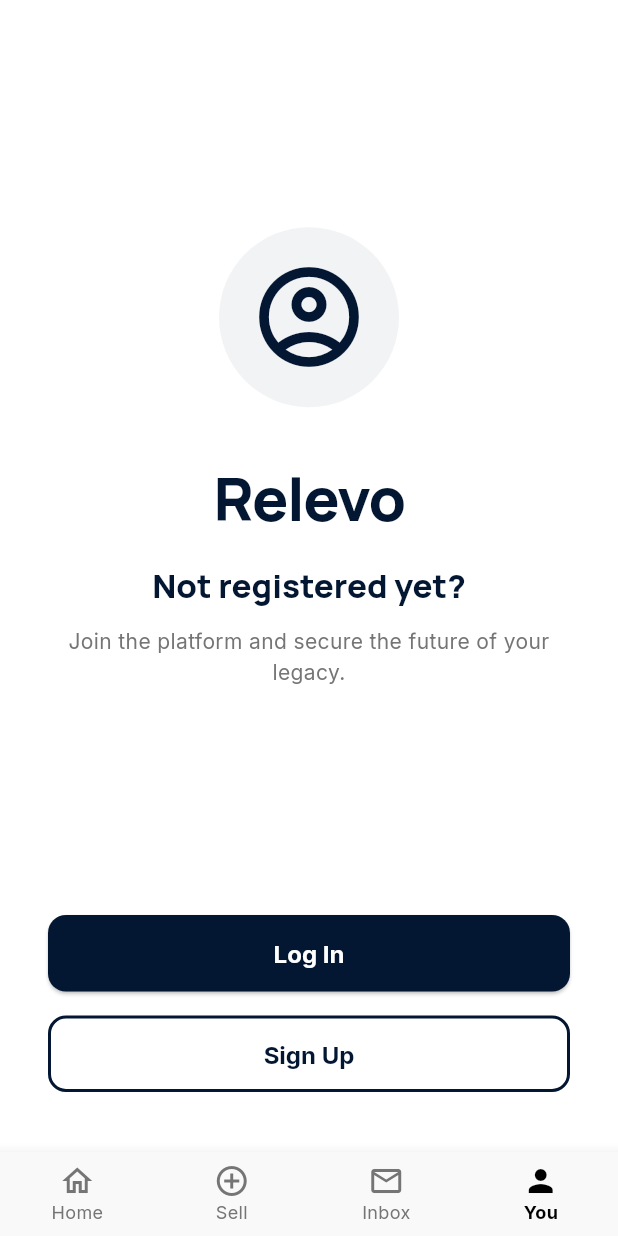
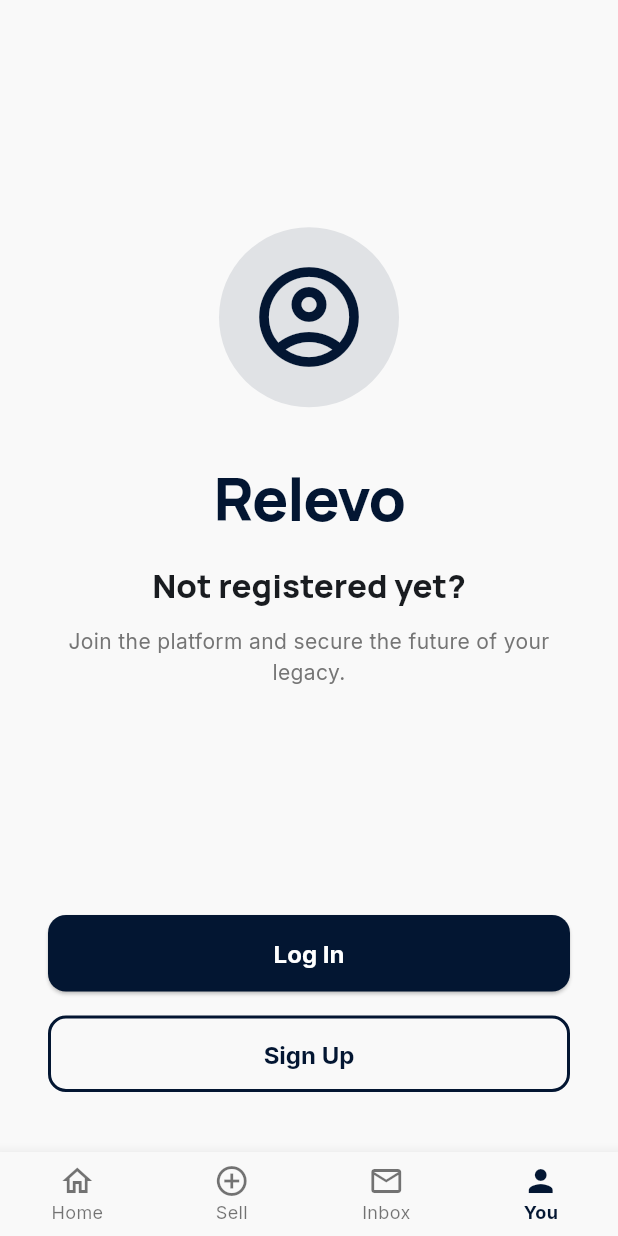
Before and after one commit to relevo-io/app-relevo, a Flutter app: the screen it shows after launch, item 4 of the bottom bar chosen, on a phone screen of 412 x 824 dp. Run offline on Flutter 3.47's test engine with Material 3 defaults, Android fonts, the phone set to English and light mode, and no system bars; our stand-ins replace dio, flutter_riverpod, flutter_secure_storage, google_fonts, riverpod_annotation, shared_preferences and 2 more; generated files the repository leaves out were written again; network calls fail.

Commit message:
feature dark/loght mode

```diff
--- a/lib/data/models/user_model.dart
+++ b/lib/data/models/user_model.dart
@@ -10,6 +10,7 @@ class User {
   final List<String>? preferredRegions;
   final bool? visible;
   final String? language;
+  final String? theme;
 
   User({
     required this.id,
@@ -23,6 +24,7 @@ class User {
     this.preferredRegions,
     this.visible,
     this.language,
+    this.theme,
   });
 
   factory User.fromJson(Map<String, dynamic> json) {
@@ -40,6 +42,7 @@ class User {
           : null,
       visible: json['visible'],
       language: json['language'],
+      theme: json['theme'],
     );
   }
 
@@ -56,6 +59,7 @@ class User {
       'preferredRegions': preferredRegions,
       'visible': visible,
       'language': language,
+      'theme': theme,
     };
   }
 }
--- a/lib/l10n/app_ca.arb
+++ b/lib/l10n/app_ca.arb
@@ -62,5 +62,7 @@
     "homeViewAll": "Veure-ho tot",
     "bottomNavSell": "Vendre",
     "bottomNavInbox": "Missatges",
-    "bottomNavYou": "Tu"
+    "bottomNavYou": "Tu",
+    "themeDarkMode": "Mode fosc",
+    "themeLightMode": "Mode clar"
 }
--- a/lib/l10n/app_en.arb
+++ b/lib/l10n/app_en.arb
@@ -62,5 +62,7 @@
     "homeViewAll": "View all",
     "bottomNavSell": "Sell",
     "bottomNavInbox": "Inbox",
-    "bottomNavYou": "You"
+    "bottomNavYou": "You",
+    "themeDarkMode": "Dark mode",
+    "themeLightMode": "Light mode"
 }
--- a/lib/l10n/app_es.arb
+++ b/lib/l10n/app_es.arb
@@ -74,5 +74,7 @@
     "homeViewAll": "Ver todo",
     "bottomNavSell": "Vender",
     "bottomNavInbox": "Mensajes",
-    "bottomNavYou": "Tú"
+    "bottomNavYou": "Tú",
+    "themeDarkMode": "Modo oscuro",
+    "themeLightMode": "Modo claro"
 }
--- a/lib/l10n/app_localizations.dart
+++ b/lib/l10n/app_localizations.dart
@@ -477,6 +477,18 @@ abstract class AppLocalizations {
   /// In es, this message translates to:
   /// **'Tú'**
   String get bottomNavYou;
+
+  /// No description provided for @themeDarkMode.
+  ///
+  /// In es, this message translates to:
+  /// **'Modo oscuro'**
+  String get themeDarkMode;
+
+  /// No description provided for @themeLightMode.
+  ///
+  /// In es, this message translates to:
+  /// **'Modo claro'**
+  String get themeLightMode;
 }
 
 class _AppLocalizationsDelegate
--- a/lib/l10n/app_localizations_ca.dart
+++ b/lib/l10n/app_localizations_ca.dart
@@ -205,4 +205,10 @@ class AppLocalizationsCa extends AppLocalizations {
 
   @override
   String get bottomNavYou => 'Tu';
+
+  @override
+  String get themeDarkMode => 'Mode fosc';
+
+  @override
+  String get themeLightMode => 'Mode clar';
 }
--- a/lib/l10n/app_localizations_en.dart
+++ b/lib/l10n/app_localizations_en.dart
@@ -204,4 +204,10 @@ class AppLocalizationsEn extends AppLocalizations {
 
   @override
   String get bottomNavYou => 'You';
+
+  @override
+  String get themeDarkMode => 'Dark mode';
+
+  @override
+  String get themeLightMode => 'Light mode';
 }
--- a/lib/l10n/app_localizations_es.dart
+++ b/lib/l10n/app_localizations_es.dart
@@ -204,4 +204,10 @@ class AppLocalizationsEs extends AppLocalizations {
 
   @override
   String get bottomNavYou => 'Tú';
+
+  @override
+  String get themeDarkMode => 'Modo oscuro';
+
+  @override
+  String get themeLightMode => 'Modo claro';
 }
--- a/lib/main.dart
+++ b/lib/main.dart
@@ -7,6 +7,7 @@ import 'l10n/app_localizations.dart';
 import 'package:flutter_riverpod/flutter_riverpod.dart';
 
 import 'data/providers/language_provider.dart';
+import 'data/providers/theme_provider.dart';
 import 'screens/main_screen.dart';
 
 void main() {
@@ -22,15 +23,18 @@ void main() {
   );
 }
 
-class MainApp extends StatelessWidget {
+class MainApp extends ConsumerWidget {
   const MainApp({super.key});
 
   @override
-  Widget build(BuildContext context) {
+  Widget build(BuildContext context, WidgetRef ref) {
+    final themeMode = ref.watch(themeStateProvider);
+
     return MaterialApp(
       title: 'Relevo',
       debugShowCheckedModeBanner: false,
       locale: context.watch<LanguageProvider>().currentLocale,
+      themeMode: themeMode,
       localizationsDelegates: AppLocalizations.localizationsDelegates,
       supportedLocales: AppLocalizations.supportedLocales,
       theme: ThemeData(
@@ -42,7 +46,7 @@ class MainApp extends StatelessWidget {
           surface: const Color(0xFFF9F9F9),
         ),
         textTheme: GoogleFonts.interTextTheme(
-          Theme.of(context).textTheme,
+          ThemeData.light().textTheme,
         ).copyWith(
           displayLarge: GoogleFonts.manrope(fontWeight: FontWeight.w800),
           displayMedium: GoogleFonts.manrope(fontWeight: FontWeight.w800),
@@ -82,6 +86,62 @@ class MainApp extends StatelessWidget {
           ),
         ),
       ),
+      darkTheme: ThemeData(
+        useMaterial3: true,
+        brightness: Brightness.dark,
+        scaffoldBackgroundColor: const Color(0xFF0F172A),
+        colorScheme: ColorScheme.fromSeed(
+          seedColor: const Color(0xFF031632),
+          brightness: Brightness.dark,
+          primary: const Color(0xFF334155), // Blau grisós sobri
+          secondary: const Color(0xFF006D3D),
+          surface: const Color(0xFF0F172A),
+          onSurface: const Color(0xFFF1F5F9),
+          surfaceContainer: const Color(0xFF1E293B), // Per a targetes
+        ),
+        textTheme: GoogleFonts.interTextTheme(
+          ThemeData.dark().textTheme,
+        ).copyWith(
+          displayLarge: GoogleFonts.manrope(fontWeight: FontWeight.w800, color: const Color(0xFFF1F5F9)),
+          displayMedium: GoogleFonts.manrope(fontWeight: FontWeight.w800, color: const Color(0xFFF1F5F9)),
+          displaySmall: GoogleFonts.manrope(fontWeight: FontWeight.w800, color: const Color(0xFFF1F5F9)),
+          headlineLarge: GoogleFonts.manrope(fontWeight: FontWeight.w800, color: const Color(0xFFF1F5F9)),
+          headlineMedium: GoogleFonts.manrope(fontWeight: FontWeight.w800, color: const Color(0xFFF1F5F9)),
+          headlineSmall: GoogleFonts.manrope(fontWeight: FontWeight.w800, color: const Color(0xFFF1F5F9)),
+          titleLarge: GoogleFonts.manrope(fontWeight: FontWeight.w700, color: const Color(0xFFF1F5F9)),
+          bodyLarge: GoogleFonts.inter(color: const Color(0xFFCBD5E1)),
+          bodyMedium: GoogleFonts.inter(color: const Color(0xFF94A3B8)),
+        ),
+        appBarTheme: const AppBarTheme(
+          backgroundColor: Color(0xFF020617),
+          elevation: 0,
+          centerTitle: true,
+          iconTheme: IconThemeData(color: Color(0xFFF1F5F9)),
+        ),
+        bottomNavigationBarTheme: const BottomNavigationBarThemeData(
+          backgroundColor: Color(0xFF020617),
+          selectedItemColor: Color(0xFF4ADE80), // Verd clar vibrant per contrastar en fosc
+          unselectedItemColor: Color(0xFF94A3B8),
+        ),
+        elevatedButtonTheme: ElevatedButtonThemeData(
+          style: ElevatedButton.styleFrom(
+            backgroundColor: const Color(0xFF006D3D),
+            foregroundColor: Colors.white,
+            padding: const EdgeInsets.symmetric(vertical: 16, horizontal: 24),
+            shape: RoundedRectangleBorder(borderRadius: BorderRadius.circular(12)),
+            textStyle: GoogleFonts.inter(fontWeight: FontWeight.w700, fontSize: 16),
+          ),
+        ),
+        outlinedButtonTheme: OutlinedButtonThemeData(
+          style: OutlinedButton.styleFrom(
+            foregroundColor: const Color(0xFFF1F5F9),
+            side: const BorderSide(color: Color(0xFF334155), width: 2),
+            padding: const EdgeInsets.symmetric(vertical: 16, horizontal: 24),
+            shape: RoundedRectangleBorder(borderRadius: BorderRadius.circular(12)),
+            textStyle: GoogleFonts.inter(fontWeight: FontWeight.w700, fontSize: 16),
+          ),
+        ),
+      ),
       home: const MainScreen(),
     );
   }
--- a/lib/screens/main_screen.dart
+++ b/lib/screens/main_screen.dart
@@ -32,8 +32,6 @@ class _MainScreenState extends State<MainScreen> {
           });
         },
         type: BottomNavigationBarType.fixed,
-        selectedItemColor: Colors.black,
-        unselectedItemColor: Colors.grey[600],
         selectedLabelStyle: const TextStyle(fontWeight: FontWeight.bold, fontSize: 12),
         unselectedLabelStyle: const TextStyle(fontSize: 12),
         items: [
--- a/lib/screens/profile_screen.dart
+++ b/lib/screens/profile_screen.dart
@@ -17,10 +17,8 @@ class ProfileScreen extends ConsumerWidget {
     if (authState.hasValue && authState.value != null) {
       final user = authState.value;
       return Scaffold(
-        backgroundColor: const Color(0xFFF9F9F9),
         appBar: AppBar(
           title: Text(AppLocalizations.of(context)!.profileTitle),
-          backgroundColor: Colors.white,
         ),
         body: SingleChildScrollView(
           padding: const EdgeInsets.all(24.0),
@@ -32,11 +30,11 @@ class ProfileScreen extends ConsumerWidget {
                   width: 100,
                   height: 100,
                   decoration: BoxDecoration(
-                    color: const Color(0xFF031632),
+                    color: Theme.of(context).colorScheme.primary,
                     shape: BoxShape.circle,
                     boxShadow: [
                       BoxShadow(
-                        color: const Color(0xFF031632).withOpacity(0.2),
+                        color: Theme.of(context).colorScheme.primary.withOpacity(0.2),
                         blurRadius: 20,
                         offset: const Offset(0, 10),
                       ),
@@ -50,7 +48,6 @@ class ProfileScreen extends ConsumerWidget {
                 user?.fullName ?? AppLocalizations.of(context)!.profileDefaultUser,
                 style: Theme.of(context).textTheme.headlineSmall?.copyWith(
                   fontWeight: FontWeight.w800,
-                  color: const Color(0xFF031632),
                 ),
               ),
               const SizedBox(height: 4),
@@ -85,7 +82,6 @@ class ProfileScreen extends ConsumerWidget {
     }
 
     return Scaffold(
-      backgroundColor: Colors.white,
       body: SafeArea(
         child: Padding(
           padding: const EdgeInsets.symmetric(horizontal: 32.0),
@@ -98,13 +94,13 @@ class ProfileScreen extends ConsumerWidget {
                 child: Container(
                   padding: const EdgeInsets.all(20),
                   decoration: BoxDecoration(
-                    color: const Color(0xFF031632).withOpacity(0.05),
+                    color: Theme.of(context).colorScheme.primary.withOpacity(0.1),
                     shape: BoxShape.circle,
                   ),
-                  child: const Icon(
+                  child: Icon(
                     Icons.account_circle_outlined,
                     size: 80,
-                    color: Color(0xFF031632),
+                    color: Theme.of(context).colorScheme.primary,
                   ),
                 ),
               ),
@@ -115,7 +111,7 @@ class ProfileScreen extends ConsumerWidget {
                 style: GoogleFonts.manrope(
                   fontSize: 40,
                   fontWeight: FontWeight.w900,
-                  color: const Color(0xFF031632),
+                  color: Theme.of(context).colorScheme.primary,
                   letterSpacing: -1,
                 ),
               ),
@@ -125,7 +121,6 @@ class ProfileScreen extends ConsumerWidget {
                 textAlign: TextAlign.center,
                 style: Theme.of(context).textTheme.titleLarge?.copyWith(
                   fontWeight: FontWeight.w800,
-                  color: const Color(0xFF031632),
                 ),
               ),
               const SizedBox(height: 12),
@@ -169,12 +164,12 @@ class ProfileScreen extends ConsumerWidget {
     return Container(
       margin: const EdgeInsets.only(bottom: 12),
       decoration: BoxDecoration(
-        color: Colors.white,
+        color: Theme.of(context).colorScheme.surfaceContainer,
         borderRadius: BorderRadius.circular(12),
-        border: Border.all(color: Colors.grey[200]!),
+        border: Border.all(color: Theme.of(context).colorScheme.outline.withOpacity(0.1)),
       ),
       child: ListTile(
-        leading: Icon(icon, color: const Color(0xFF031632)),
+        leading: Icon(icon, color: Theme.of(context).colorScheme.primary),
         title: Text(title, style: const TextStyle(fontWeight: FontWeight.w600)),
         trailing: const Icon(Icons.chevron_right, size: 18),
         onTap: () {},
```
Also changed, not shown: lib/data/providers/theme_provider.dart (added, +67 -0 lines), lib/data/services/auth_service.dart (+14 -0 lines), lib/screens/home_screen.dart (+48 -17 lines), lib/screens/login_screen.dart (+6 -9 lines), lib/screens/register_screen.dart (+17 -20 lines), lib/widgets/offer_card_grid.dart (+9 -9 lines), lib/widgets/offer_card_horizontal.dart (+8 -8 lines), lib/data/providers/theme_provider.g.dart (added).
